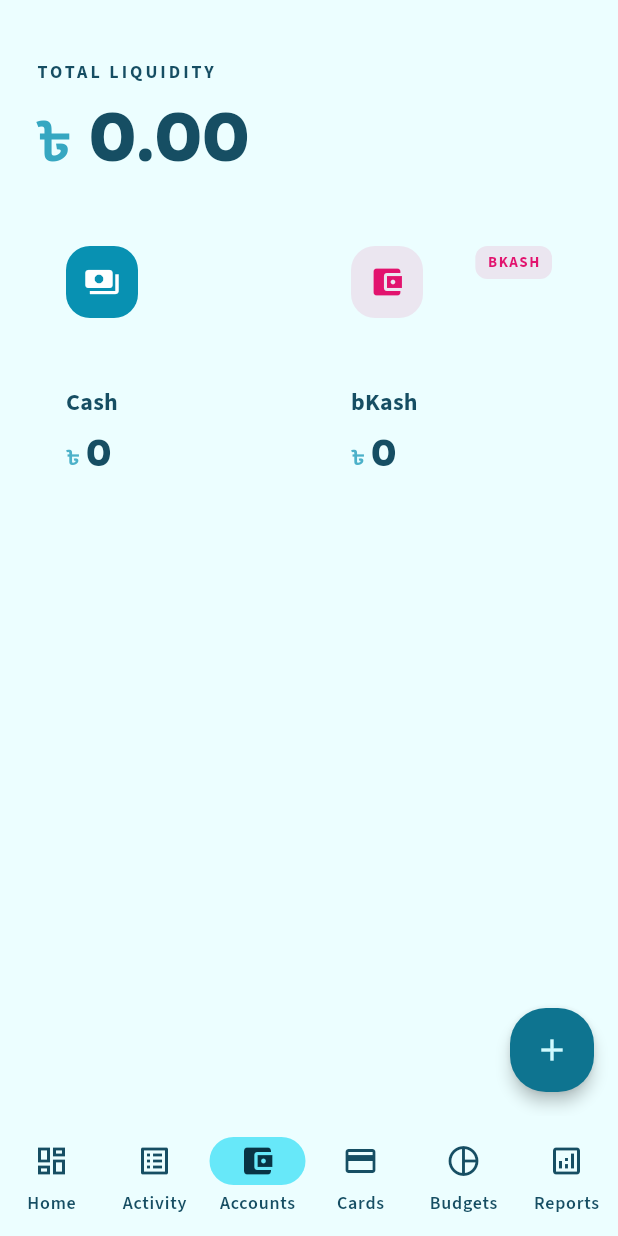
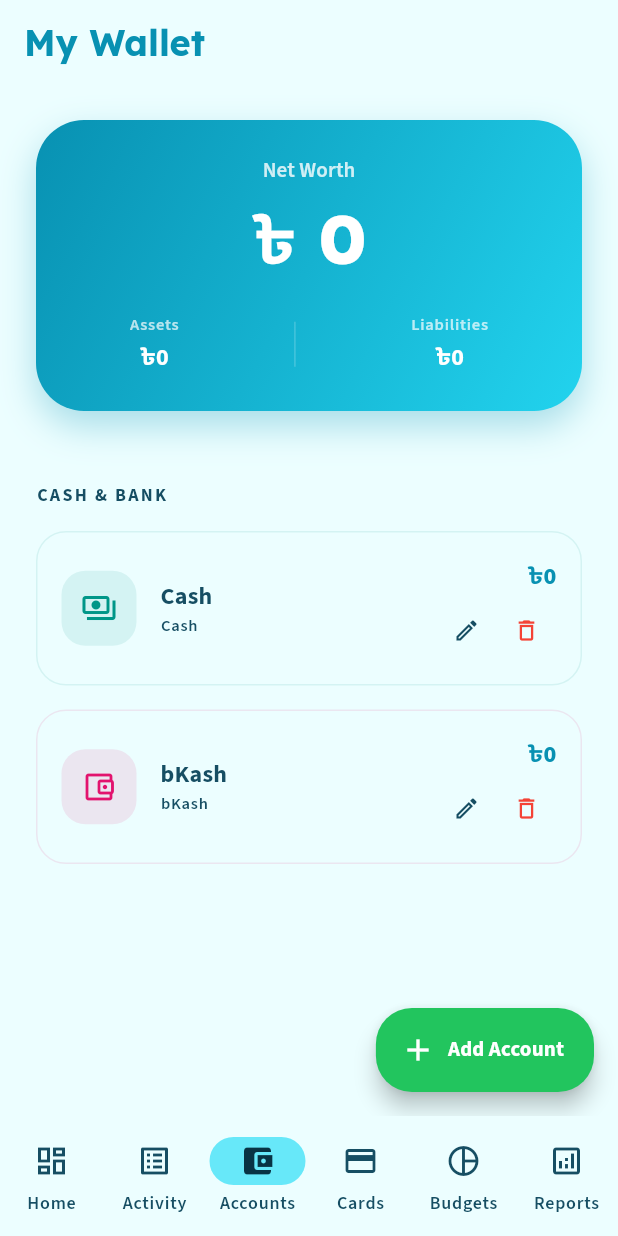
Before and after one commit to protanvir/MonyDiaryBD, a Flutter app: the screen it shows after launch, item 3 of the bottom bar chosen, on a phone screen of 412 x 824 dp. Run offline on Flutter 3.47's test engine with Material 3 defaults, Android fonts, the phone set to English and light mode, and no system bars; our stand-ins replace drift, fl_chart, flutter_riverpod, google_fonts, image_picker, local_auth and 2 more; missing offline and left inert: googleapis; accounts and stored records are empty; generated files the repository leaves out were written again.

Commit message:
feat: Add theme switching, enable account editing, and enhance dashboard balance display to differentiate assets from credit card outstanding.

```diff
--- a/lib/data/database.dart
+++ b/lib/data/database.dart
@@ -136,6 +136,10 @@ class AppDatabase extends _$AppDatabase {
         .write(AccountsCompanion(name: Value(newName)));
   }
 
+  Future<void> updateAccount(Account account) async {
+    await update(accounts).replace(account);
+  }
+
   Future<void> deleteAccountAndTransactions(int accountId) async {
     return transaction(() async {
       await (delete(transactions)..where((t) => t.accountId.equals(accountId))).go();
--- a/lib/main.dart
+++ b/lib/main.dart
@@ -2,6 +2,7 @@ import 'package:flutter/material.dart';
 import 'package:flutter_riverpod/flutter_riverpod.dart';
 import 'package:shared_preferences/shared_preferences.dart';
 import 'theme/app_theme.dart';
+import 'providers/theme_provider.dart';
 import 'screens/splash_screen.dart';
 import 'data/database.dart';
 import 'providers/database_provider.dart';
@@ -26,15 +27,19 @@ void main() async {
   );
 }
 
-class MoneyDiaryApp extends StatelessWidget {
+class MoneyDiaryApp extends ConsumerWidget {
   const MoneyDiaryApp({super.key});
 
   @override
-  Widget build(BuildContext context) {
+  Widget build(BuildContext context, WidgetRef ref) {
+    final themeMode = ref.watch(themeModeProvider);
+
     return MaterialApp(
       title: 'Money Diary',
       debugShowCheckedModeBanner: false,
       theme: AppTheme.lightTheme,
+      darkTheme: AppTheme.darkTheme,
+      themeMode: themeMode,
       home: const SplashScreen(),
     );
   }
--- a/lib/screens/accounts_screen.dart
+++ b/lib/screens/accounts_screen.dart
@@ -15,45 +15,183 @@ class AccountsScreen extends ConsumerWidget {
 
     return Scaffold(
       backgroundColor: theme.colorScheme.surface,
-      body: SafeArea(
-        child: accountsAsync.when(
+      appBar: AppBar(
+        title: Text(
+          'My Wallet',
+          style: theme.textTheme.headlineSmall?.copyWith(fontWeight: FontWeight.bold, color: theme.colorScheme.primary),
+        ),
+        backgroundColor: theme.colorScheme.surface,
+        elevation: 0,
+        centerTitle: false,
+      ),
+      body: accountsAsync.when(
         data: (accounts) {
-            final totalBalance = accounts.fold(0.0, (sum, acc) => sum + (acc.initialBalance ?? 0));
+          final assets = accounts.where((a) => a.type != 'CreditCard').toList();
+          final totalAssets = assets.fold(0.0, (sum, acc) => sum + (acc.initialBalance ?? 0));
+
+          final creditCards = accounts.where((a) => a.type == 'CreditCard').toList();
+          final totalLiability = creditCards.fold(0.0, (sum, acc) => sum + (acc.currentBalance ?? 0));
 
           return CustomScrollView(
             slivers: [
               SliverToBoxAdapter(
                 child: Padding(
-                    padding: const EdgeInsets.only(left: 24, right: 24, top: 40, bottom: 20),
+                  padding: const EdgeInsets.all(24.0),
+                  child: _buildSummaryCard(context, totalAssets, totalLiability),
+                ),
+              ),
+              if (assets.isNotEmpty) ...[
+                _buildSectionHeader(context, 'CASH & BANK'),
+                SliverList(
+                  delegate: SliverChildBuilderDelegate(
+                    (context, index) => _buildAccountTile(context, ref, assets[index]),
+                    childCount: assets.length,
+                  ),
+                ),
+              ],
+              if (creditCards.isNotEmpty) ...[
+                const SliverToBoxAdapter(child: SizedBox(height: 24)),
+                _buildSectionHeader(context, 'CREDIT CARDS'),
+                SliverList(
+                  delegate: SliverChildBuilderDelegate(
+                    (context, index) => _buildAccountTile(context, ref, creditCards[index]),
+                    childCount: creditCards.length,
+                  ),
+                ),
+              ],
+              const SliverToBoxAdapter(child: SizedBox(height: 100)),
+            ],
+          );
+        },
+        loading: () => const Center(child: CircularProgressIndicator()),
+        error: (e, st) => Center(child: Text('Error: $e')),
+      ),
+      floatingActionButton: FloatingActionButton.extended(
+        onPressed: () => _showAccountSheet(context, ref),
+        label: const Text('Add Account', style: TextStyle(fontWeight: FontWeight.bold)),
+        icon: const Icon(Icons.add),
+      ),
+    );
+  }
+
+  Widget _buildSummaryCard(BuildContext context, double assets, double debt) {
+    final theme = Theme.of(context);
+    final netWorth = assets - debt;
+
+    return Container(
+      padding: const EdgeInsets.all(24),
+      decoration: BoxDecoration(
+        gradient: LinearGradient(
+          colors: [theme.colorScheme.primary, theme.colorScheme.secondary],
+          begin: Alignment.topLeft,
+          end: Alignment.bottomRight,
+        ),
+        borderRadius: BorderRadius.circular(32),
+        boxShadow: [
+          BoxShadow(color: theme.colorScheme.primary.withOpacity(0.3), blurRadius: 20, offset: const Offset(0, 10)),
+        ],
+      ),
+      child: Column(
+        children: [
+          Text('Net Worth', style: theme.textTheme.labelLarge?.copyWith(color: theme.colorScheme.onPrimary.withOpacity(0.8))),
+          const SizedBox(height: 8),
+          FittedBox(
+            child: Text(
+              '৳ ${netWorth.toStringAsFixed(0)}',
+              style: theme.textTheme.displayMedium?.copyWith(color: theme.colorScheme.onPrimary, fontWeight: FontWeight.w800),
+            ),
+          ),
+          const SizedBox(height: 24),
+          Row(
+            mainAxisAlignment: MainAxisAlignment.spaceAround,
+            children: [
+              _buildMiniStat(context, 'Assets', assets, theme.colorScheme.onPrimary),
+              Container(width: 1, height: 30, color: theme.colorScheme.onPrimary.withOpacity(0.2)),
+              _buildMiniStat(context, 'Liabilities', debt, theme.colorScheme.onPrimary),
+            ],
+          ),
+        ],
+      ),
+    );
+  }
+
+  Widget _buildMiniStat(BuildContext context, String label, double amount, Color color) {
+    final theme = Theme.of(context);
+    return Column(
+      children: [
+        Text(label, style: theme.textTheme.labelSmall?.copyWith(color: color.withOpacity(0.7))),
+        Text('৳${amount.toStringAsFixed(0)}', style: theme.textTheme.titleMedium?.copyWith(color: color, fontWeight: FontWeight.bold)),
+      ],
+    );
+  }
+
+  Widget _buildSectionHeader(BuildContext context, String title) {
+    final theme = Theme.of(context);
+    return SliverToBoxAdapter(
+      child: Padding(
+        padding: const EdgeInsets.only(left: 24, top: 24, bottom: 8),
+        child: Text(
+          title,
+          style: theme.textTheme.labelMedium?.copyWith(color: theme.colorScheme.onSurfaceVariant, fontWeight: FontWeight.bold, letterSpacing: 1.5),
+        ),
+      ),
+    );
+  }
+
+  Widget _buildAccountTile(BuildContext context, WidgetRef ref, Account account) {
+    final theme = Theme.of(context);
+
+    final (icon, color) = _getAccountVisuals(account);
+    final displayBalance = account.type == 'CreditCard' ? (account.currentBalance ?? 0.0) : (account.initialBalance ?? 0.0);
+
+    return Padding(
+      padding: const EdgeInsets.symmetric(horizontal: 24, vertical: 8),
+      child: InkWell(
+        onTap: () => _showAccountSheet(context, ref, account: account),
+        borderRadius: BorderRadius.circular(20),
+        child: Container(
+          padding: const EdgeInsets.all(16),
+          decoration: BoxDecoration(
+            color: theme.colorScheme.surfaceContainerLow,
+            borderRadius: BorderRadius.circular(20),
+            border: Border.all(color: color.withOpacity(0.1)),
+          ),
+          child: Row(
+            children: [
+              Container(
+                width: 50,
+                height: 50,
+                decoration: BoxDecoration(color: color.withOpacity(0.1), borderRadius: BorderRadius.circular(16)),
+                child: Icon(icon, color: color),
+              ),
+              const SizedBox(width: 16),
+              Expanded(
                 child: Column(
                   crossAxisAlignment: CrossAxisAlignment.start,
                   children: [
-                        Text(
-                          'TOTAL LIQUIDITY',
-                          style: theme.textTheme.labelMedium?.copyWith(
-                            color: theme.colorScheme.onSurfaceVariant,
-                            letterSpacing: 2.0,
-                            fontWeight: FontWeight.bold,
+                    Text(account.name, style: theme.textTheme.titleMedium?.copyWith(fontWeight: FontWeight.bold)),
+                    Text(account.type, style: theme.textTheme.labelSmall?.copyWith(color: theme.colorScheme.onSurfaceVariant)),
+                  ],
                 ),
               ),
-                        const SizedBox(height: 8),
+              Column(
+                crossAxisAlignment: CrossAxisAlignment.end,
+                children: [
+                  Text('৳${displayBalance.toStringAsFixed(0)}', style: theme.textTheme.titleMedium?.copyWith(fontWeight: FontWeight.w800, color: account.type == 'CreditCard' ? theme.colorScheme.error : theme.colorScheme.primary)),
+                  const SizedBox(height: 4),
                   Row(
-                          crossAxisAlignment: CrossAxisAlignment.baseline,
-                          textBaseline: TextBaseline.alphabetic,
                     children: [
-                            Text(
-                              '৳ ',
-                              style: theme.textTheme.displaySmall?.copyWith(
-                                color: theme.colorScheme.primary.withOpacity(0.8),
-                                fontWeight: FontWeight.bold,
+                      IconButton(
+                        visualDensity: VisualDensity.compact,
+                        icon: const Icon(Icons.edit_outlined, size: 18),
+                        onPressed: () => _showAccountSheet(context, ref, account: account),
                       ),
+                      IconButton(
+                        visualDensity: VisualDensity.compact,
+                        icon: const Icon(Icons.delete_outline, size: 18, color: Colors.red),
+                        onPressed: () => _confirmDelete(context, ref, account),
                       ),
-                            Text(
-                              totalBalance.toStringAsFixed(2),
-                              style: theme.textTheme.displayMedium?.copyWith(
-                                color: theme.colorScheme.onSurface,
-                                fontWeight: FontWeight.w800,
-                              ),
+                    ],
                   ),
                 ],
               ),
@@ -61,197 +199,47 @@ class AccountsScreen extends ConsumerWidget {
           ),
         ),
       ),
-                SliverPadding(
-                  padding: const EdgeInsets.symmetric(horizontal: 24, vertical: 8),
-                  sliver: accounts.isEmpty
-                      ? SliverToBoxAdapter(
-                          child: const Center(child: Text('No accounts found.')),
-                        )
-                      : SliverGrid(
-                          gridDelegate: const SliverGridDelegateWithFixedCrossAxisCount(
-                            crossAxisCount: 2,
-                            crossAxisSpacing: 16,
-                            mainAxisSpacing: 16,
-                            childAspectRatio: 0.9,
-                          ),
-                          delegate: SliverChildBuilderDelegate(
-                            (context, index) => _buildAccountCard(context, ref, accounts[index]),
-                            childCount: accounts.length,
-                          ),
-                        ),
-                ),
-                const SliverToBoxAdapter(child: SizedBox(height: 100)), // Bottom padding
-              ],
     );
-          },
-          loading: () => const Center(child: CircularProgressIndicator()),
-          error: (e, st) => Center(child: Text('Error: $e')),
-        ),
-      ),
-      floatingActionButton: FloatingActionButton(
-        heroTag: 'accounts_fab',
-        backgroundColor: theme.colorScheme.primaryContainer,
-        foregroundColor: theme.colorScheme.onPrimaryContainer,
-        elevation: 4,
-        onPressed: () {
+  }
+
+  (IconData, Color) _getAccountVisuals(Account account) {
+    return switch (account.type) {
+      'Cash' => (Icons.payments_outlined, Colors.teal),
+      'Bank' => (Icons.account_balance_outlined, Colors.blue),
+      'bKash' => (Icons.account_balance_wallet_outlined, const Color(0xFFE2136E)),
+      'Nagad' => (Icons.account_balance_wallet_outlined, Colors.orange),
+      'Rocket' => (Icons.account_balance_wallet_outlined, Colors.purple),
+      'CreditCard' => (Icons.credit_card_outlined, Colors.indigo),
+      _ => (Icons.wallet_outlined, Colors.grey),
+    };
+  }
+
+  void _showAccountSheet(BuildContext context, WidgetRef ref, {Account? account}) {
     showModalBottomSheet(
       context: context,
       isScrollControlled: true,
       showDragHandle: true,
-            backgroundColor: theme.colorScheme.surface,
-            builder: (context) => const AddAccountSheet(),
-          );
-        },
-        child: const Icon(Icons.add),
-      ),
+      builder: (_) => AddAccountSheet(initialAccount: account),
     );
   }
 
-  Widget _buildAccountCard(BuildContext context, WidgetRef ref, Account account) {
-    final theme = Theme.of(context);
-
-    // Determine styles based on Stitch design templates
-    Color bgColor;
-    Color iconColor;
-    Color iconBgColor;
-    Color textColor = theme.colorScheme.onSurface;
-    IconData icon;
-    String typeLabel = account.type.toUpperCase();
-
-    if (account.type == 'bKash') {
-      bgColor = theme.colorScheme.surfaceContainerLow;
-      iconColor = const Color(0xFFE2136E); // bKash Pink
-      iconBgColor = iconColor.withOpacity(0.1);
-      icon = Icons.account_balance_wallet;
-    } else if (account.type == 'Nagad') {
-      bgColor = theme.colorScheme.surfaceContainerLow;
-      iconColor = const Color(0xFFF57C00); // Nagad Orange
-      iconBgColor = iconColor.withOpacity(0.1);
-      icon = Icons.account_balance_wallet;
-    } else if (account.type == 'Bank') {
-      bgColor = theme.colorScheme.primaryContainer;
-      textColor = theme.colorScheme.onPrimaryContainer;
-      iconColor = theme.colorScheme.onPrimaryContainer;
-      iconBgColor = theme.colorScheme.onPrimaryContainer.withOpacity(0.2);
-      icon = Icons.account_balance;
-    } else {
-      // Cash
-      bgColor = theme.colorScheme.surfaceContainerLow;
-      iconColor = theme.colorScheme.onPrimaryFixed;
-      iconBgColor = theme.colorScheme.primaryFixed;
-      icon = Icons.payments;
-    }
-
-    return GestureDetector(
-      onLongPress: () {
-        final controller = TextEditingController(text: account.name);
+  void _confirmDelete(BuildContext context, WidgetRef ref, Account account) {
     showDialog(
       context: context,
       builder: (ctx) => AlertDialog(
-            title: const Text('Rename Account'),
-            content: TextField(
-              controller: controller,
-              autofocus: true,
-              decoration: InputDecoration(
-                labelText: 'Account Name',
-                border: OutlineInputBorder(borderRadius: BorderRadius.circular(12)),
-              ),
-            ),
+        title: const Text('Delete Account?'),
+        content: Text('Are you sure you want to delete "${account.name}"? This will also delete all associated transactions.'),
         actions: [
           TextButton(onPressed: () => Navigator.pop(ctx), child: const Text('Cancel')),
-              FilledButton(
+          TextButton(
             onPressed: () async {
-                  if (controller.text.isNotEmpty) {
-                    await ref.read(databaseProvider).updateAccountName(account.id, controller.text);
-                  }
+              await ref.read(databaseProvider).deleteAccountAndTransactions(account.id);
               if (ctx.mounted) Navigator.pop(ctx);
             },
-                child: const Text('Save'),
+            child: const Text('Delete', style: TextStyle(color: Colors.red)),
           ),
         ],
       ),
     );
-      },
-      child: Container(
-        decoration: BoxDecoration(
-          color: bgColor,
-        borderRadius: BorderRadius.circular(24),
-      ),
-      padding: const EdgeInsets.all(20),
-      child: Column(
-        crossAxisAlignment: CrossAxisAlignment.start,
-        mainAxisAlignment: MainAxisAlignment.spaceBetween,
-        children: [
-          Row(
-            mainAxisAlignment: MainAxisAlignment.spaceBetween,
-            crossAxisAlignment: CrossAxisAlignment.start,
-            children: [
-              Container(
-                width: 48,
-                height: 48,
-                decoration: BoxDecoration(
-                  color: iconBgColor,
-                  borderRadius: BorderRadius.circular(16),
-                ),
-                child: Icon(icon, color: iconColor),
-              ),
-              if (account.type != 'Cash' && account.type != 'Bank')
-                Flexible(
-                  child: Container(
-                    padding: const EdgeInsets.symmetric(horizontal: 8, vertical: 4),
-                    decoration: BoxDecoration(
-                      color: iconBgColor,
-                      borderRadius: BorderRadius.circular(8),
-                    ),
-                    child: Text(
-                      typeLabel,
-                      style: TextStyle(fontSize: 10, fontWeight: FontWeight.bold, color: iconColor, letterSpacing: 1),
-                      maxLines: 1,
-                      overflow: TextOverflow.ellipsis,
-                    ),
-                  ),
-                ),
-            ],
-          ),
-          Column(
-            crossAxisAlignment: CrossAxisAlignment.start,
-            children: [
-              Text(
-                account.name,
-                style: theme.textTheme.titleMedium?.copyWith(
-                  fontWeight: FontWeight.bold,
-                  color: textColor,
-                  height: 1.2,
-                ),
-                maxLines: 2,
-                overflow: TextOverflow.ellipsis,
-              ),
-              const SizedBox(height: 8),
-              Row(
-                crossAxisAlignment: CrossAxisAlignment.baseline,
-                textBaseline: TextBaseline.alphabetic,
-                children: [
-                  Text(
-                    '৳',
-                    style: theme.textTheme.titleSmall?.copyWith(
-                      color: account.type == 'Bank' ? theme.colorScheme.onPrimaryContainer.withOpacity(0.7) : theme.colorScheme.primary.withOpacity(0.7),
-                      fontWeight: FontWeight.bold,
-                    ),
-                  ),
-                  const SizedBox(width: 4),
-                  Text(
-                    account.initialBalance?.toStringAsFixed(0) ?? '0',
-                    style: theme.textTheme.headlineSmall?.copyWith(
-                      fontWeight: FontWeight.w800,
-                      color: textColor,
-                    ),
-                  ),
-                ],
-              ),
-            ],
-          ),
-        ],
-      ),
-    ));
   }
 }
--- a/lib/screens/profile_settings_screen.dart
+++ b/lib/screens/profile_settings_screen.dart
@@ -99,7 +99,7 @@ class _ProfileSettingsScreenState extends ConsumerState<ProfileSettingsScreen> {
                         CircleAvatar(
                           radius: 50,
                           backgroundColor: theme.colorScheme.primaryContainer.withOpacity(0.3),
-                          backgroundImage: settings.profileImagePath != null
+                          backgroundImage: settings.profileImagePath != null && File(settings.profileImagePath!).existsSync()
                               ? FileImage(File(settings.profileImagePath!))
                               : null,
                           child: settings.profileImagePath == null
--- a/lib/theme/app_theme.dart
+++ b/lib/theme/app_theme.dart
@@ -75,4 +75,47 @@ class AppTheme {
       ),
     );
   }
+
+  static ThemeData get darkTheme {
+    final ColorScheme colorScheme = const ColorScheme(
+      brightness: Brightness.dark,
+      primary: Color(0xFF22D3EE),
+      onPrimary: Color(0xFF083344),
+      primaryContainer: Color(0xFF164E63),
+      onPrimaryContainer: Color(0xFFCFFAFE),
+      secondary: Color(0xFF0891B2),
+      onSecondary: Color(0xFFFFFFFF),
+      secondaryContainer: Color(0xFF0E7490),
+      onSecondaryContainer: Color(0xFFCFFAFE),
+      tertiary: Color(0xFF4ADE80),
+      onTertiary: Color(0xFF052E16),
+      surface: Color(0xFF0F172A), // Deep Slate
+      onSurface: Color(0xFFF1F5F9),
+      surfaceContainerHighest: Color(0xFF1E293B),
+      onSurfaceVariant: Color(0xFF94A3B8),
+      outline: Color(0xFF475569),
+      outlineVariant: Color(0xFF334155),
+      error: Color(0xFFFB7185),
+      onError: Color(0xFF4C0519),
+    );
+
+    final TextTheme textTheme = lightTheme.textTheme.apply(
+      bodyColor: colorScheme.onSurface,
+      displayColor: colorScheme.onSurface,
+    );
+
+    return ThemeData(
+      useMaterial3: true,
+      colorScheme: colorScheme,
+      textTheme: textTheme,
+      scaffoldBackgroundColor: colorScheme.surface,
+      cardTheme: CardThemeData(
+        color: colorScheme.surfaceContainerHighest.withOpacity(0.8),
+        elevation: 0,
+        shape: RoundedRectangleBorder(borderRadius: BorderRadius.circular(24)),
+      ),
+      elevatedButtonTheme: lightTheme.elevatedButtonTheme,
+      floatingActionButtonTheme: lightTheme.floatingActionButtonTheme,
+    );
+  }
 }
```
Also changed, not shown: lib/providers/theme_provider.dart (added, +27 -0 lines), lib/screens/dashboard_screen.dart (+48 -8 lines), lib/widgets/add_account_sheet.dart (+43 -17 lines), 2 other files. Lines whose indentation alone changed are shown as unchanged.
